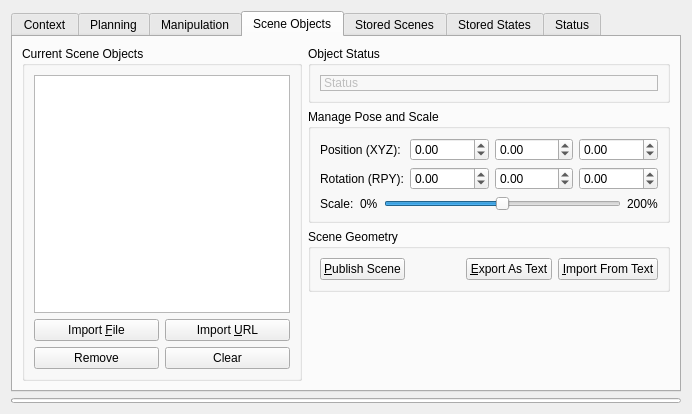
First picture: the form in moveit_ros/visualization/motion_planning_rviz_plugin/src/ui/motion_planning_rviz_plugin_frame.ui, repository moveit/moveit, before the edit.
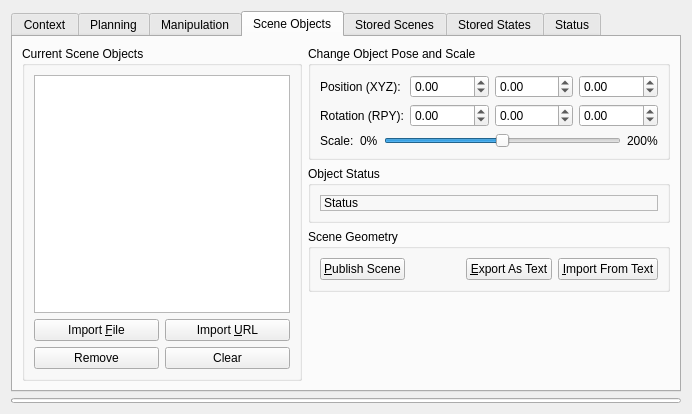
Second picture: the form after the edit. The open tabs and pages were chosen to show the change. Custom widgets are drawn as their Qt base class.

Commit message: Display subframes in Rviz plugin

```diff
--- a/moveit_ros/visualization/motion_planning_rviz_plugin/src/ui/motion_planning_rviz_plugin_frame.ui
+++ b/moveit_ros/visualization/motion_planning_rviz_plugin/src/ui/motion_planning_rviz_plugin_frame.ui
@@ -938,37 +938,9 @@
       </attribute>
       <layout class="QGridLayout" name="gridLayout_4">
        <item row="0" column="1">
-        <widget class="QGroupBox" name="groupBox_5">
-         <property name="title">
-          <string>Object Status</string>
-         </property>
-         <layout class="QVBoxLayout" name="verticalLayout_12">
-          <item>
-           <widget class="QLabel" name="object_status">
-            <property name="enabled">
-             <bool>false</bool>
-            </property>
-            <property name="frameShape">
-             <enum>QFrame::StyledPanel</enum>
-            </property>
-            <property name="frameShadow">
-             <enum>QFrame::Raised</enum>
-            </property>
-            <property name="text">
-             <string>Status</string>
-            </property>
-            <property name="textFormat">
-             <enum>Qt::AutoText</enum>
-            </property>
-           </widget>
-          </item>
-         </layout>
-        </widget>
-       </item>
-       <item row="1" column="1">
         <widget class="QGroupBox" name="pose_scale_group_box">
          <property name="title">
-          <string>Manage Pose and Scale</string>
+          <string>Change Object Pose and Scale</string>
          </property>
          <layout class="QVBoxLayout" name="verticalLayout_6">
           <item>
@@ -1130,6 +1102,40 @@
          </layout>
         </widget>
        </item>
+       <item row="1" column="1">
+        <widget class="QGroupBox" name="groupBox_5">
+         <property name="title">
+          <string>Object Status</string>
+         </property>
+         <layout class="QVBoxLayout" name="verticalLayout_12">
+          <item>
+           <widget class="QLabel" name="object_status">
+            <property name="enabled">
+             <bool>true</bool>
+            </property>
+            <property name="frameShape">
+             <enum>QFrame::StyledPanel</enum>
+            </property>
+            <property name="frameShadow">
+             <enum>QFrame::Raised</enum>
+            </property>
+            <property name="text">
+             <string>Status</string>
+            </property>
+            <property name="textFormat">
+             <enum>Qt::AutoText</enum>
+            </property>
+            <property name="WordWrap">
+             <bool>true</bool>
+            </property>
+            <property name="TextInteractionFlags">
+             <enum>Qt::TextBrowserInteraction</enum>
+            </property>
+           </widget>
+          </item>
+         </layout>
+        </widget>
+       </item>
        <item row="2" column="1">
         <widget class="QGroupBox" name="groupBox3">
          <property name="title">
```
The commit also changes 1 other file.
